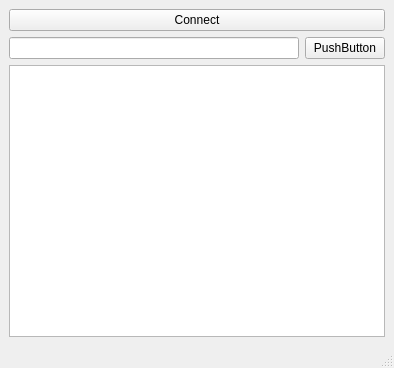
The window that Client/mainwindow.ui (Vital31/ProektTP) describes before a commit, drawn with Qt 5.
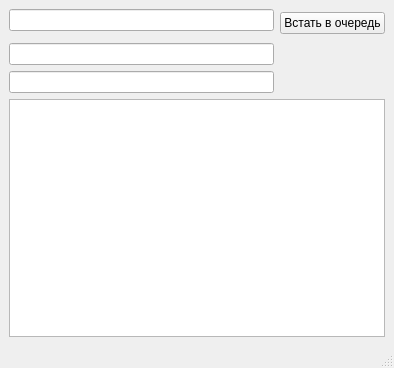
The same window after the commit.

Diff of the .ui file:
```diff
--- a/Client/mainwindow.ui
+++ b/Client/mainwindow.ui
@@ -15,26 +15,25 @@
   </property>
   <widget class="QWidget" name="centralwidget">
    <layout class="QGridLayout" name="gridLayout">
-    <item row="0" column="0" colspan="2">
-     <widget class="QPushButton" name="pushButton">
-      <property name="text">
-       <string>Connect</string>
-      </property>
-     </widget>
+    <item row="4" column="0" colspan="2">
+     <widget class="QTextBrowser" name="textBrowser"/>
     </item>
-    <item row="1" column="0">
+    <item row="0" column="0">
      <widget class="QLineEdit" name="lineEdit"/>
     </item>
-    <item row="1" column="1">
+    <item row="2" column="0">
+     <widget class="QLineEdit" name="lineEdit_2"/>
+    </item>
+    <item row="3" column="0">
+     <widget class="QLineEdit" name="lineEdit_3"/>
+    </item>
+    <item row="0" column="1" rowspan="2">
      <widget class="QPushButton" name="pushButton_2">
       <property name="text">
-       <string>PushButton</string>
+       <string>Встать в очередь</string>
       </property>
      </widget>
     </item>
-    <item row="2" column="0" colspan="2">
-     <widget class="QTextBrowser" name="textBrowser"/>
-    </item>
    </layout>
   </widget>
   <widget class="QMenuBar" name="menubar">
```
Left out of the diff: 2 changed lines with no effect on the pictures.
